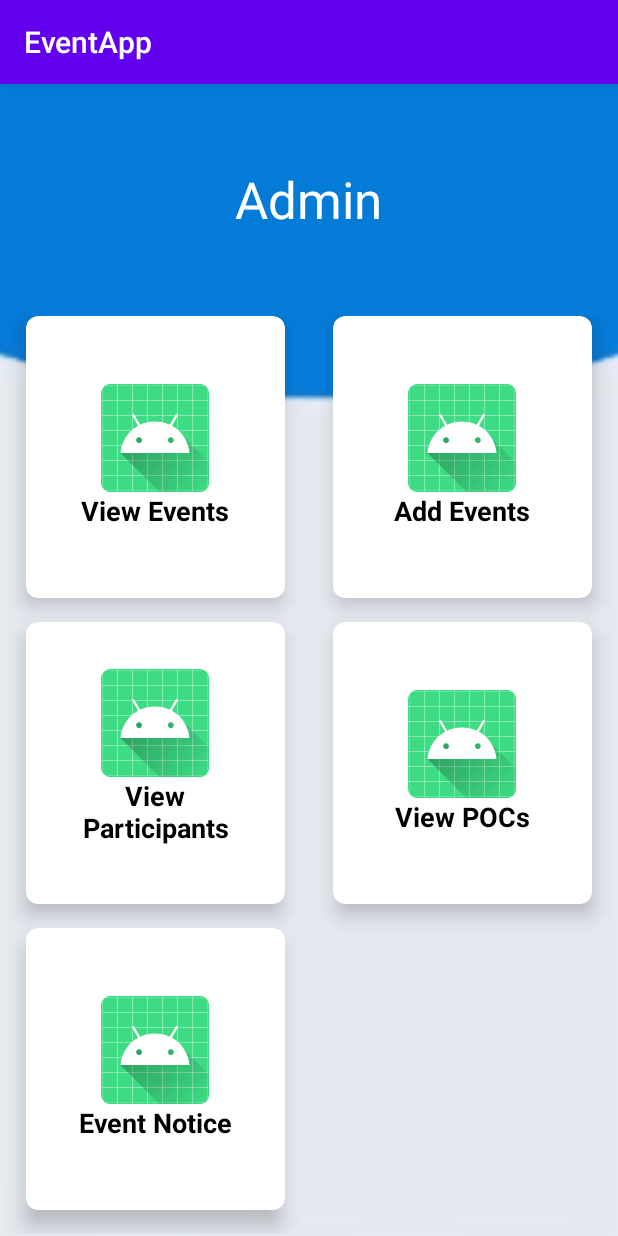
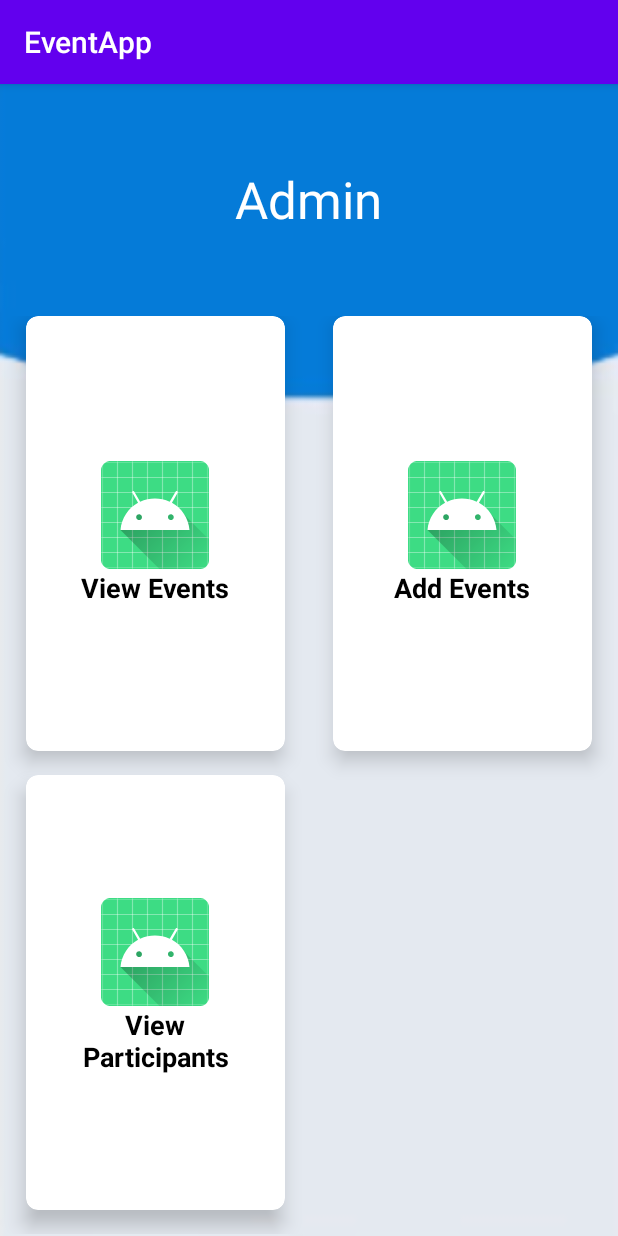
Before and after one commit to vaidehi4rk/EventApp, an Android app: the AdminHome screen opened directly, with no data from a screen before it, on a phone screen of 412 x 824 dp. Run offline under Robolectric (Android 15) with nearby library versions, the phone set to English and light mode, and no system bars; Roboto replaces fonts that are not available here.

Commit message:
Delete Event Completed

```diff
--- a/app/src/main/res/layout/activity_admin_home.xml
+++ b/app/src/main/res/layout/activity_admin_home.xml
@@ -169,89 +169,6 @@
 
         </androidx.cardview.widget.CardView>
 
-        <!--Row 2-->
-        <!-- COlumn 2-->
-        <androidx.cardview.widget.CardView
-            android:layout_width="0dp"
-            android:layout_height="0dp"
-            android:layout_columnWeight="1"
-            android:layout_marginBottom="16dp"
-            android:layout_marginLeft="16dp"
-            android:layout_marginRight="16dp"
-            android:layout_rowWeight="1"
-            app:cardElevation="8dp"
-            app:cardCornerRadius="8dp">
-
-
-            <LinearLayout
-                android:layout_width="wrap_content"
-                android:layout_height="wrap_content"
-                android:layout_gravity="center_horizontal|center_vertical"
-                android:layout_margin="16dp"
-                android:orientation="vertical">
-
-                <ImageView
-                    android:src="@mipmap/ic_launcher"
-                    android:layout_gravity="center_horizontal"
-                    android:layout_width="wrap_content"
-                    android:layout_height="wrap_content" />
-
-                <TextView
-                    android:layout_width="wrap_content"
-                    android:text="View POCs"
-                    android:textAlignment="center"
-                    android:textColor="#000"
-                    android:textSize="18sp"
-                    android:textStyle="bold"
-                    android:layout_gravity="center_horizontal"
-                    android:layout_height="wrap_content" />
-
-            </LinearLayout>
-
-        </androidx.cardview.widget.CardView>
-
-
-
-        <!--Row 3-->
-        <!-- COlumn 1-->
-        <androidx.cardview.widget.CardView
-            android:layout_width="0dp"
-            android:layout_height="0dp"
-            android:layout_columnWeight="1"
-            android:layout_marginBottom="16dp"
-            android:layout_marginLeft="16dp"
-            android:layout_marginRight="16dp"
-            android:layout_rowWeight="1"
-            app:cardElevation="8dp"
-            app:cardCornerRadius="8dp">
-
-
-            <LinearLayout
-                android:layout_width="wrap_content"
-                android:layout_height="wrap_content"
-                android:layout_gravity="center_horizontal|center_vertical"
-                android:layout_margin="16dp"
-                android:orientation="vertical">
-
-                <ImageView
-                    android:src="@mipmap/ic_launcher"
-                    android:layout_gravity="center_horizontal"
-                    android:layout_width="wrap_content"
-                    android:layout_height="wrap_content" />
-
-                <TextView
-                    android:layout_width="wrap_content"
-                    android:text="Event Notice"
-                    android:textColor="#000"
-                    android:textSize="18sp"
-                    android:textStyle="bold"
-                    android:textAlignment="center"
-                    android:layout_gravity="center_horizontal"
-                    android:layout_height="wrap_content" />
-
-            </LinearLayout>
-
-        </androidx.cardview.widget.CardView>
 
 
 
```
Also changed, not shown: app/src/main/java/com/example/eventapp/AdminHome.java (+7 -0 lines), app/src/main/java/com/example/eventapp/DatabaseHelper.java (+16 -7 lines), app/src/main/java/com/example/eventapp/Update.java (+52 -1 lines), app/src/main/java/com/example/eventapp/ViewEvents.java (+7 -0 lines).
